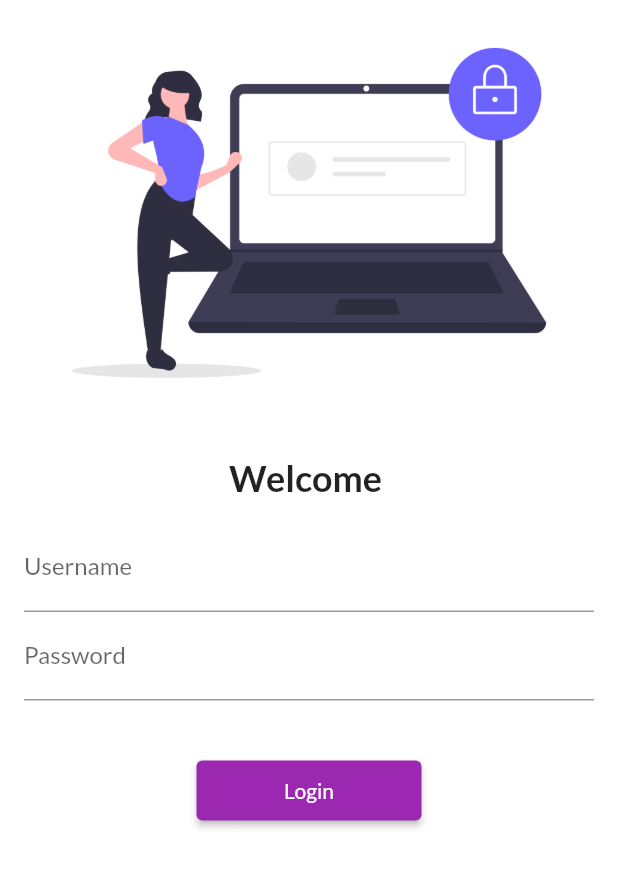
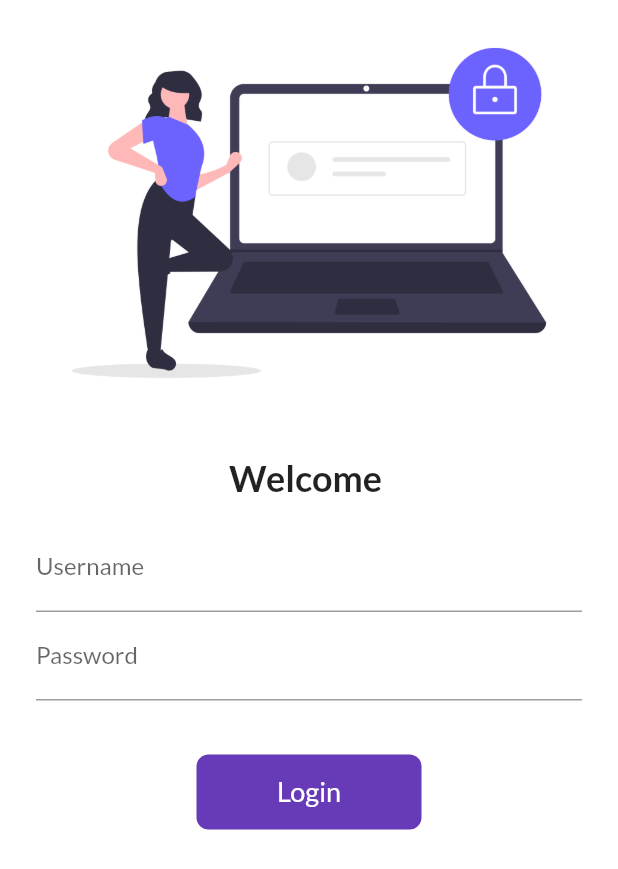
Before and after one commit to santosh565/catalog-app, a Flutter app: the screen it shows after launch, on a phone screen of 412 x 824 dp. Shown: the top 869 px of the screen. Run offline on Flutter 3.47's test engine with Material 2 defaults, Android fonts, the phone set to English and light mode, and no system bars; our stand-ins replace google_fonts.

Commit message:
adds animated login button

```diff
--- a/lib/pages/login_page.dart
+++ b/lib/pages/login_page.dart
@@ -8,13 +8,12 @@ class LoginPage extends StatefulWidget {
 
 class _LoginPageState extends State<LoginPage> {
   String username = '';
+  bool isButtonChanged = false;
 
   @override
   Widget build(BuildContext context) {
     return Scaffold(
       backgroundColor: Colors.white,
-      // resizeToAvoidBottomInset: true,
-      // resizeToAvoidBottomPadding: true,
       body: SingleChildScrollView(
         child: Column(
           children: [
@@ -30,7 +29,7 @@ class _LoginPageState extends State<LoginPage> {
               style: TextStyle(fontSize: 24, fontWeight: FontWeight.bold),
             ),
             Padding(
-              padding: const EdgeInsets.symmetric(horizontal: 16, vertical: 16),
+              padding: const EdgeInsets.symmetric(horizontal: 24, vertical: 16),
               child: Column(
                 children: [
                   TextFormField(
@@ -52,15 +51,35 @@ class _LoginPageState extends State<LoginPage> {
             SizedBox(
               height: 20,
             ),
-            ElevatedButton(
-              onPressed: () {
+            InkWell(
+              onTap: () async {
+                setState(() {
+                  isButtonChanged = true;
+                });
+
+                await Future.delayed(Duration(seconds: 1));
                 Navigator.pushNamed(context, MyRoutes.homeRoute);
               },
-              child: Text("Login"),
-              style: TextButton.styleFrom(
-                minimumSize: Size(150, 40),
+              child: AnimatedContainer(
+                height: 50,
+                width: isButtonChanged ? 50 : 150,
+                decoration: BoxDecoration(
+                  color: Colors.deepPurple,
+                  borderRadius: BorderRadius.circular(isButtonChanged ? 50 : 8),
+                ),
+                duration: Duration(seconds: 1),
+                alignment: Alignment.center,
+                child: isButtonChanged
+                    ? Icon(
+                        Icons.done,
+                        color: Colors.white,
+                      )
+                    : Text(
+                        "Login",
+                        style: TextStyle(fontSize: 18, color: Colors.white),
+                      ),
               ),
-            ),
+            )
           ],
         ),
       ),
```
